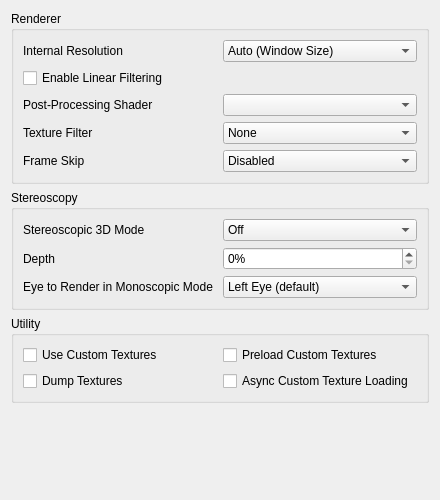
The window that src/citra_qt/configuration/configure_enhancements.ui (yeager/Borked3DS) describes before a commit, drawn with Qt 5.
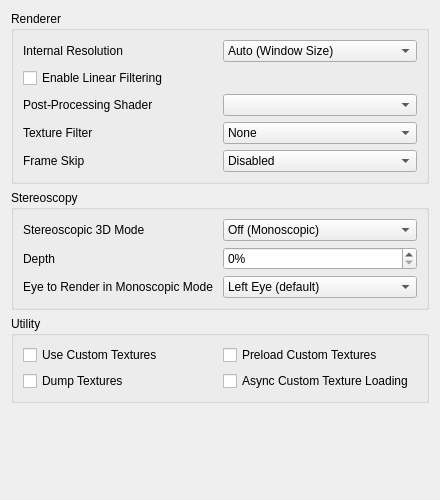
The same window after the commit.

Commit message:
Android: Add `mono_render_option` settings UI
aka: Eye to Render in Monoscopic Mode (i.e. when Stereoscopic 3D Mode is set to 'Off')

Diff of the .ui file:
```diff
--- a/src/citra_qt/configuration/configure_enhancements.ui
+++ b/src/citra_qt/configuration/configure_enhancements.ui
@@ -333,7 +333,7 @@
          <widget class="QComboBox" name="render_3d_combobox">
           <item>
            <property name="text">
-            <string>Off</string>
+            <string>Off (Monoscopic)</string>
            </property>
           </item>
           <item>
```
Left out of the diff: 3 changed lines with no effect on the pictures. The commit also changes 6 other files.
